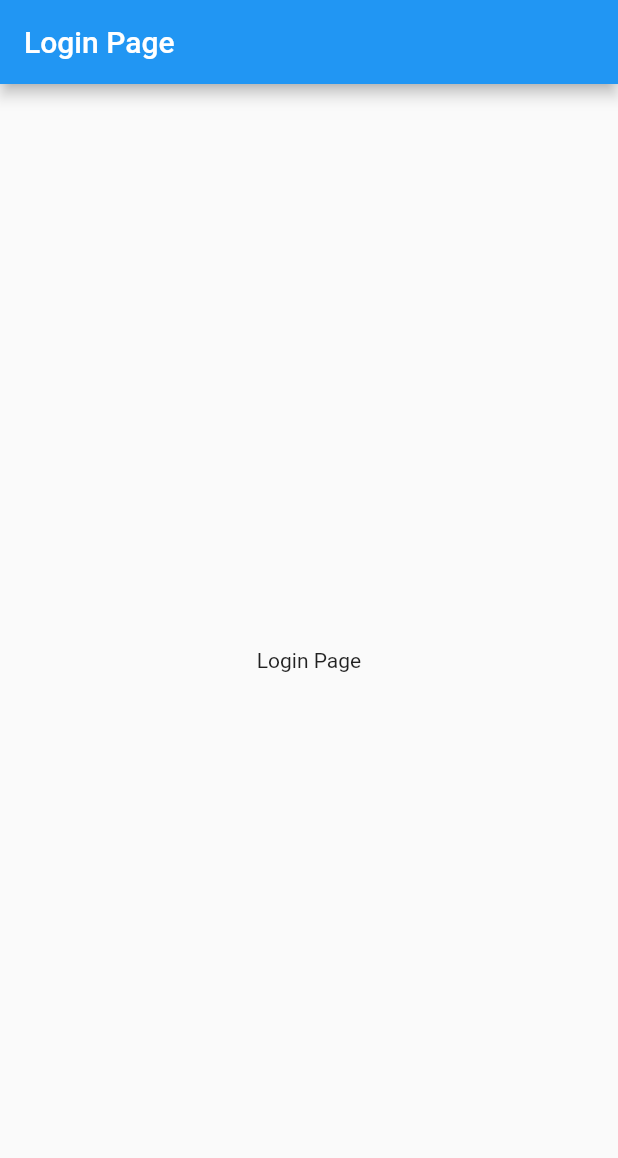
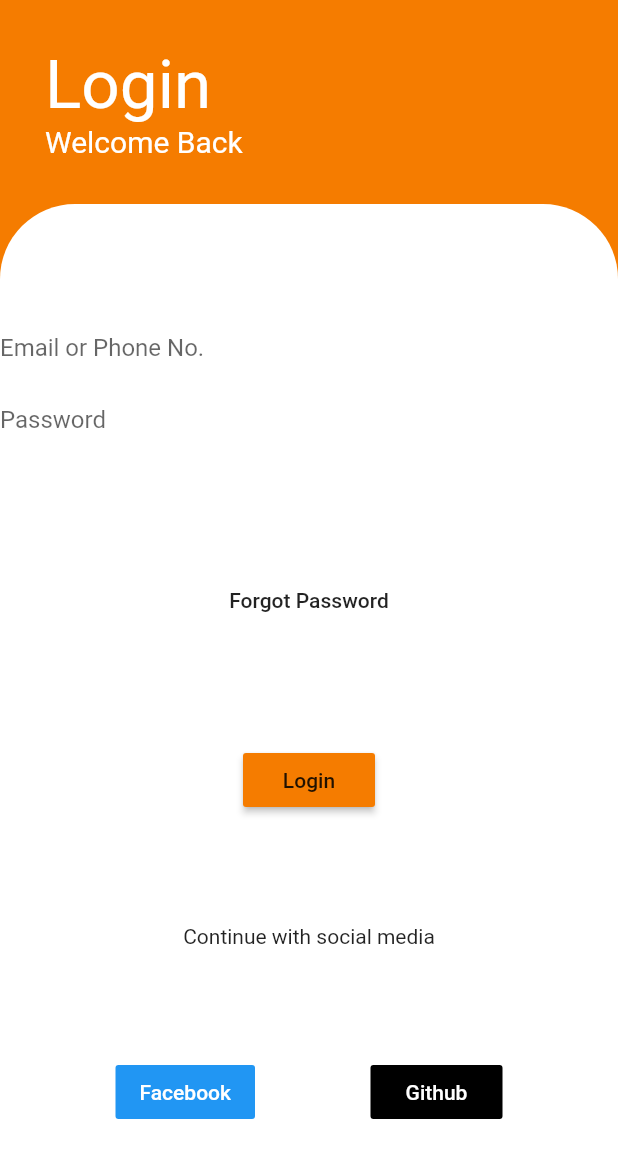
Before and after one commit to thisis-dc4/week_1_login_page, a Flutter app: the screen it shows after launch, on a phone screen of 412 x 824 dp. Shown: the top 1158 px of the screen. Run offline on Flutter 3.47's test engine with Material 2 defaults, Android fonts, the phone set to English and light mode, and no system bars.

Commit message:
Add all the components.

```diff
--- a/lib/main.dart
+++ b/lib/main.dart
@@ -1,4 +1,5 @@
 import 'package:flutter/material.dart';
+import 'package:week_1_login_page/screens/login_page.dart';
 
 void main() => runApp(MyApp());
 
@@ -8,12 +9,8 @@ class MyApp extends StatelessWidget {
     return MaterialApp(
       title: 'Material App',
       home: Scaffold(
-        appBar: AppBar(
-          title: Text('Login Page'),
-        ),
-        body: Center(
-          child: Text('Login Page'),
-        ),
+        backgroundColor: Colors.orange[700],
+        body: LoginPage(),
       ),
     );
   }
--- /dev/null
+++ b/lib/screens/login_page.dart
@@ -0,0 +1,18 @@
+import 'package:flutter/material.dart';
+import 'package:week_1_login_page/widgets/bottom_login_page.dart';
+import 'package:week_1_login_page/widgets/top_login_page.dart';
+
+class LoginPage extends StatelessWidget {
+  @override
+  Widget build(BuildContext context) {
+    return SafeArea(
+      child: Column(
+        crossAxisAlignment: CrossAxisAlignment.start,
+        children: [
+          TopLoginPage(),
+          BottomLoginPage(),
+        ],
+      ),
+    );
+  }
+}
--- /dev/null
+++ b/lib/widgets/bottom_login_page.dart
@@ -0,0 +1,64 @@
+import 'package:flutter/material.dart';
+import 'package:week_1_login_page/widgets/form_widget.dart';
+
+class BottomLoginPage extends StatelessWidget {
+  @override
+  Widget build(BuildContext context) {
+    return Expanded(
+      child: Container(
+        width: double.infinity,
+        decoration: BoxDecoration(
+          borderRadius: BorderRadius.only(
+            topLeft: Radius.circular(50),
+            topRight: Radius.circular(50),
+          ),
+          color: Colors.white,
+        ),
+        child: Column(
+          mainAxisAlignment: MainAxisAlignment.spaceEvenly,
+          children: <Widget>[
+            FormWidget(),
+            OutlineButton(
+              onPressed: () {},
+              child: Text('Forgot Password'),
+              borderSide: BorderSide.none,
+            ),
+            RaisedButton(
+              onPressed: () {},
+              child: Text('Login'),
+              color: Colors.orange[700],
+            ),
+            Text('Continue with social media'),
+            Row(
+              mainAxisAlignment: MainAxisAlignment.spaceEvenly,
+              children: <Widget>[
+                FlatButton(
+                  onPressed: () {},
+                  child: Text(
+                    'Facebook',
+                    style: Theme.of(context)
+                        .textTheme
+                        .button
+                        .copyWith(color: Colors.white),
+                  ),
+                  color: Colors.blue,
+                ),
+                FlatButton(
+                  onPressed: () {},
+                  child: Text(
+                    'Github',
+                    style: Theme.of(context)
+                        .textTheme
+                        .button
+                        .copyWith(color: Colors.white),
+                  ),
+                  color: Colors.black,
+                ),
+              ],
+            ),
+          ],
+        ),
+      ),
+    );
+  }
+}
--- /dev/null
+++ b/lib/widgets/form_widget.dart
@@ -0,0 +1,34 @@
+import 'package:flutter/material.dart';
+
+class FormWidget extends StatefulWidget {
+  FormWidget({Key key}) : super(key: key);
+
+  @override
+  _FormWidgetState createState() => _FormWidgetState();
+}
+
+class _FormWidgetState extends State<FormWidget> {
+  @override
+  Widget build(BuildContext context) {
+    final _formKey = GlobalKey<FormState>();
+    return Form(
+      key: _formKey,
+      child: Column(
+        children: <Widget>[
+          TextFormField(
+            decoration: InputDecoration(
+              border: InputBorder.none,
+              hintText: 'Email or Phone No.',
+            ),
+          ),
+          TextFormField(
+            decoration: InputDecoration(
+              border: InputBorder.none,
+              hintText: 'Password',
+            ),
+          ),
+        ],
+      ),
+    );
+  }
+}
--- /dev/null
+++ b/lib/widgets/top_login_page.dart
@@ -0,0 +1,29 @@
+import 'package:flutter/material.dart';
+
+class TopLoginPage extends StatelessWidget {
+  @override
+  Widget build(BuildContext context) {
+    return Padding(
+      padding: EdgeInsets.all(30.0),
+      child: Column(
+        crossAxisAlignment: CrossAxisAlignment.start,
+        children: <Widget>[
+          Text(
+            'Login',
+            style: Theme.of(context)
+                .textTheme
+                .headline3
+                .copyWith(color: Colors.white),
+          ),
+          Text(
+            'Welcome Back',
+            style: Theme.of(context)
+                .textTheme
+                .bodyText2
+                .copyWith(color: Colors.white, fontSize: 20.0),
+          ),
+        ],
+      ),
+    );
+  }
+}
```
Also changed, not shown: 1 other file.
